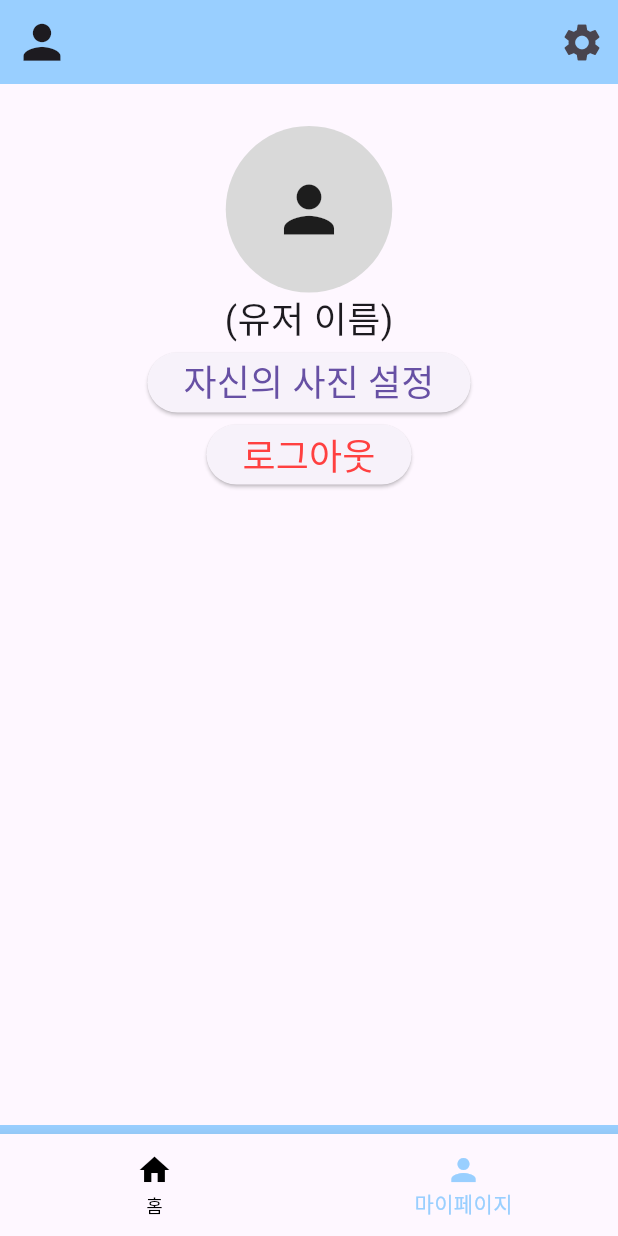
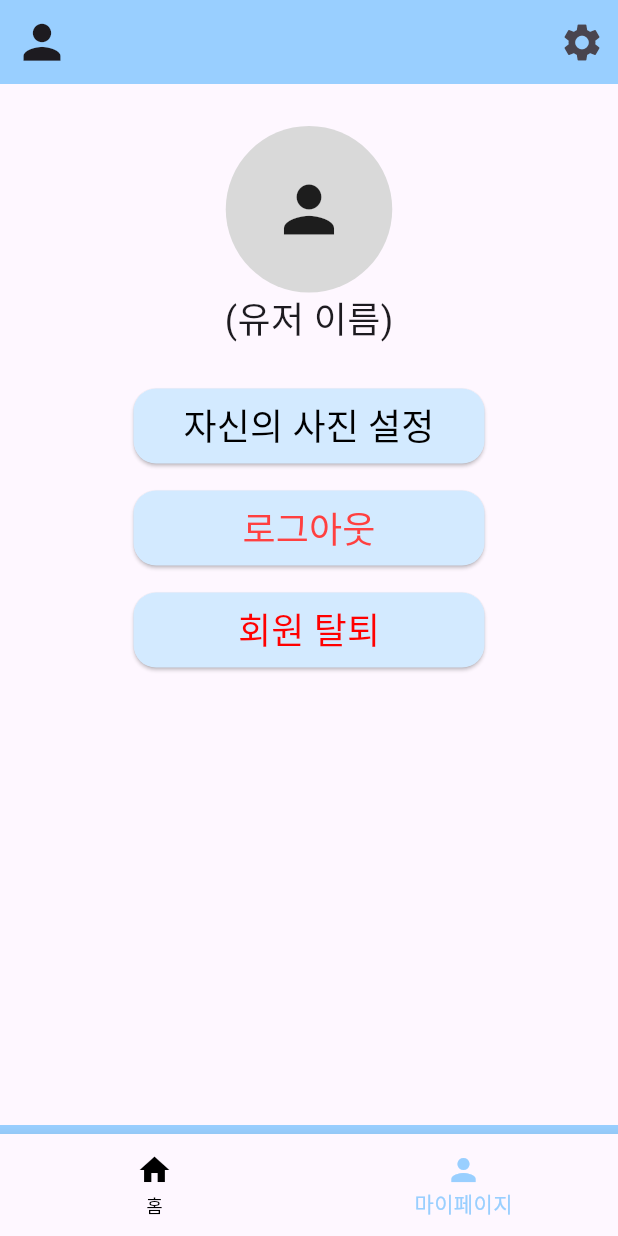
Before and after one commit to seprogramd14/HSS, a Flutter app: the screen it shows after launch, item 2 of the bottom bar chosen, after a tap on "자신의 사진 설정", on a phone screen of 412 x 824 dp. Run offline on Flutter 3.47's test engine with Material 3 defaults, Android fonts, the phone set to English and light mode, and no system bars; missing offline and left inert: dart:html.

Commit message:
홈, 마이페이지 수정

```diff
--- a/HSS_App/lib/main.dart
+++ b/HSS_App/lib/main.dart
@@ -15,6 +15,10 @@ class MyApp extends StatelessWidget {
     return MaterialApp(
       title: 'HSS',
       home: MyPage(),
+      theme: ThemeData(
+        splashColor: Colors.transparent,
+        highlightColor: Colors.transparent,
+      ),
     );
   }
 }
@@ -98,7 +102,7 @@ class MyHome extends StatelessWidget {
             height: 130,
             decoration: BoxDecoration(borderRadius: BorderRadius.circular(20)),
             child: Column(
-              children: [
+              children: const [
                 Icon(Icons.camera_alt, size: 91,),
                 Text('실시간 캠 확인', style: TextStyle(fontSize: 25),),
               ],
@@ -118,6 +122,13 @@ class MyInfoPage extends StatelessWidget {
 
   @override
   Widget build(BuildContext context) {
+    final ButtonStyle style = ElevatedButton.styleFrom(
+      primary: Color(0xffD3EAFF),
+      minimumSize: Size(234, 50),
+      shape: RoundedRectangleBorder(
+        borderRadius: BorderRadius.circular(15)
+      ),
+    );
     return Scaffold(
       appBar: AppBar(
         backgroundColor: Color(0xff99CFFF),
@@ -146,13 +157,23 @@ class MyInfoPage extends StatelessWidget {
               '(유저 이름)',
               style: TextStyle(fontSize: 24),
             ),
+            SizedBox(height: 28),
             ElevatedButton(
+              style: style,
+              onPressed: () {},
+              child: Text('자신의 사진 설정', style: TextStyle(color: Colors.black, fontSize: 24),),
+            ),
+            SizedBox(height: 18),
+            ElevatedButton(
+              style: style,
+              onPressed: () {},
+              child: Text('로그아웃', style: TextStyle(color: Color(0xffFF4040), fontSize: 24),),
+            ),
+            SizedBox(height: 18),
+            ElevatedButton(
+                style: style,
                 onPressed: () {},
-                child: Text('자신의 사진 설정', style: TextStyle(fontSize: 24),)
-            ),
-            ElevatedButton(
-                onPressed: () {},
-                child: Text('로그아웃', style: TextStyle(color: Color(0xffFF4040), fontSize: 24),)
+                child: Text('회원 탈퇴', style: TextStyle(color: Color(0xffff0000), fontSize: 24),)
             ),
           ],
         ),
```
